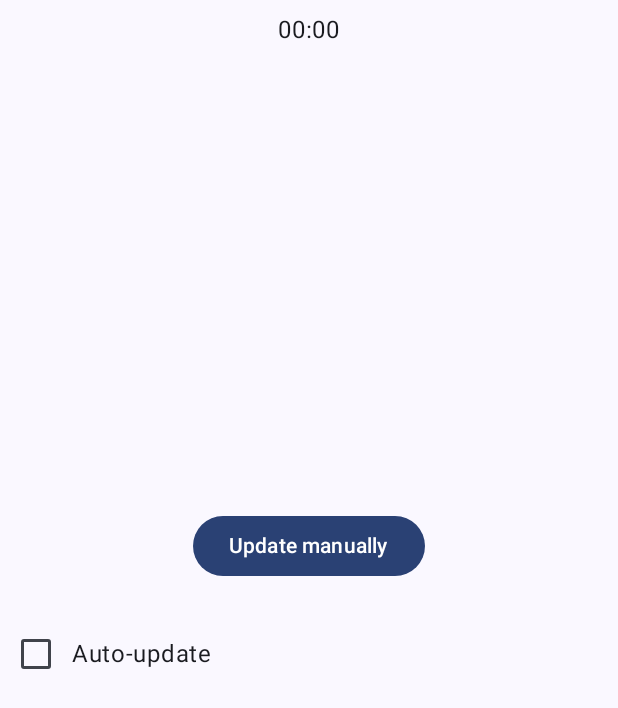
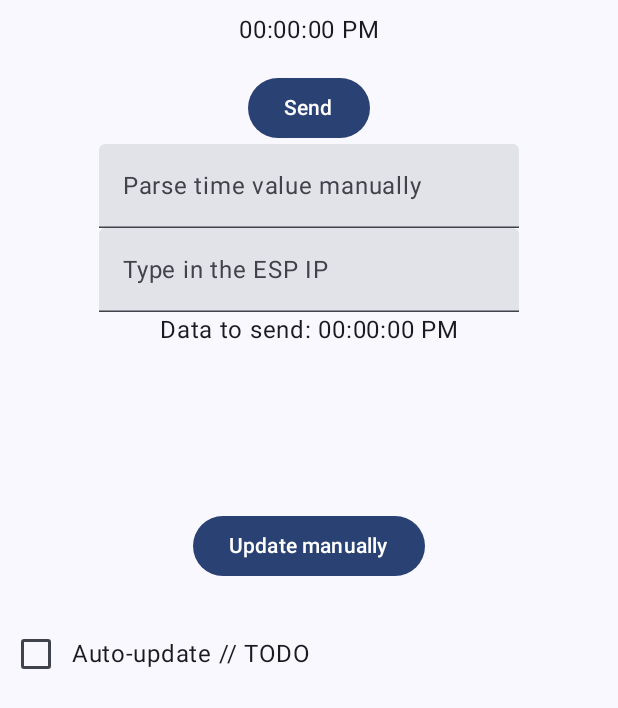
Before and after one commit to hubklo212/Design-Lab, an Android app built with Jetpack Compose: the screen it shows after launch (MainActivity), on a phone screen of 412 x 824 dp. Shown: the top 708 px of the screen. Run offline under Robolectric (Android 15) with nearby library versions, the phone set to English and light mode, and no system bars.

Commit message:
version 0.9 almost final version of the project

```diff
--- a/app/build.gradle.kts
+++ b/app/build.gradle.kts
@@ -52,13 +52,17 @@ android {
 
 dependencies {
 
+    // Retrofit - API control
     implementation("com.squareup.retrofit2:retrofit:2.9.0")
     implementation("com.squareup.retrofit2:converter-gson:2.9.0")
     implementation("com.squareup.okhttp3:okhttp:4.11.0")
     implementation("com.squareup.okhttp3:logging-interceptor:4.10.0")
+    implementation("org.eclipse.paho:org.eclipse.paho.client.mqttv3:1.2.5")
+    implementation("org.eclipse.paho:org.eclipse.paho.android.service:1.1.1")
 
 
-    // FusedLocationProvider
+
+    // FusedLocationProvider - for localisation fetching purposes
     implementation("com.google.android.gms:play-services-location:18.0.0")
 
     implementation("androidx.core:core-ktx:1.9.0")
--- a/app/src/main/AndroidManifest.xml
+++ b/app/src/main/AndroidManifest.xml
@@ -15,7 +15,10 @@
         android:roundIcon="@mipmap/ic_launcher_round"
         android:supportsRtl="true"
         android:theme="@style/Theme.SunsetLED"
-        tools:targetApi="31">
+        tools:targetApi="31"
+
+        android:usesCleartextTraffic="true">
+
         <activity
             android:name=".MainActivity"
             android:exported="true"
--- a/app/src/main/java/com/hubklo212/sunsetled/MainActivity.kt
+++ b/app/src/main/java/com/hubklo212/sunsetled/MainActivity.kt
@@ -1,20 +1,40 @@
 package com.hubklo212.sunsetled
+/*
+ * File: MainActivity.kt
+ * Author: hubklo212
+ * Date: Dec 2023
+ * Description: ViewModel class responsible for managing sunset information
+ *              powered by SunriseSunset.io. It communicates with the Repository to fetch sunset
+ *              data and exposes the results through a MutableStateFlow. The ViewModel also handles
+ *              UI interactions and updates using Compose.
+ */
+
 
 import android.os.Bundle
+import android.util.Log
 import android.widget.Toast
 import androidx.activity.ComponentActivity
 import androidx.activity.compose.setContent
 import androidx.activity.viewModels
 import androidx.compose.foundation.layout.Arrangement
+import androidx.compose.foundation.layout.Column
 import androidx.compose.foundation.layout.Row
+import androidx.compose.foundation.layout.Spacer
 import androidx.compose.foundation.layout.fillMaxSize
+import androidx.compose.foundation.layout.height
 import androidx.compose.foundation.layout.padding
+import androidx.compose.material3.Button
 import androidx.compose.material3.CircularProgressIndicator
 import androidx.compose.material3.MaterialTheme
 import androidx.compose.material3.Surface
 import androidx.compose.material3.Text
 import androidx.compose.runtime.LaunchedEffect
 import androidx.compose.runtime.collectAsState
+import androidx.compose.runtime.getValue
+import androidx.compose.runtime.mutableStateOf
+import androidx.compose.runtime.remember
+import androidx.compose.runtime.setValue
+import androidx.compose.ui.Alignment
 import androidx.compose.ui.Modifier
 import androidx.compose.ui.platform.LocalContext
 import androidx.compose.ui.unit.dp
@@ -29,15 +49,18 @@ import kotlinx.coroutines.flow.collectLatest
 
 class MainActivity : ComponentActivity() {
 
+    // Initialization of SunsetViewModel with Retrofit-backed Repository using viewModels delegate.
+    @Suppress("UNCHECKED_CAST")
     private val mainVm by viewModels<SunsetViewModel>(factoryProducer = {
-        object: ViewModelProvider.Factory{
+        object : ViewModelProvider.Factory {
             override fun <T : ViewModel> create(modelClass: Class<T>): T {
                 return SunsetViewModel(RepositoryImpl(RetrofitInstance.api))
-                    as T
+                        as T
             }
         }
     })
 
+    // Handling location services
     lateinit var fusedLocationProviderClient: FusedLocationProviderClient
 
     override fun onCreate(savedInstanceState: Bundle?) {
@@ -50,9 +73,12 @@ class MainActivity : ComponentActivity() {
                     modifier = Modifier.fillMaxSize(),
                     color = MaterialTheme.colorScheme.background
                 ) {
-                    //Instrukcja()
+                    // Button click triggers location fetch and SunsetViewModel update
                     mainVm.UpdateButton {
-                        LocationUtils.fetchLocation(this, fusedLocationProviderClient) { latitude, longitude ->
+                        LocationUtils.fetchLocation(
+                            this,
+                            fusedLocationProviderClient
+                        ) { latitude, longitude ->
                             Toast.makeText(
                                 applicationContext,
                                 "$latitude $longitude",
@@ -60,31 +86,73 @@ class MainActivity : ComponentActivity() {
                             ).show()
                             mainVm.updateSunsetTime(latitude, longitude)
                         }
-
                     }
+                    // Collect and show error toast when triggered by SunsetViewModel
                     val sunsetTime = mainVm.sunset.collectAsState().value
                     val context = LocalContext.current
+                    var dataToSend = sunsetTime.results.sunset
+                    var espIP : String = "192.168.137.102"
+                    var parsedTime by remember { mutableStateOf("") }
+                    Column(
+                        horizontalAlignment = Alignment.CenterHorizontally,
+                        verticalArrangement = Arrangement.Top,
+                        modifier = Modifier.fillMaxSize()
+                    ) {
+                        Spacer(modifier = Modifier.height(48.dp))
+                        Button(
+                            onClick = {
+                                sendDataToESP(espIP, dataToSend) { result ->
+                                    // Handle the result as needed (e.g., update UI or show a toast)
+                                    Log.d("POST", "Result: $result")
+                                }
+                            }
+                        ) {
+                            Text(text = "Send")
+                        }
+                        mainVm.TextFieldWithLabelAndPlaceHolder { text ->
+                            parsedTime = text
+                        }
+                        dataToSend = if (parsedTime.isNotBlank()) {
+                            // Use the parsedTime if it's not blank
+                            parsedTime
+                        } else {
+                            // Use the original sunset time if parsedTime is blank
+                            sunsetTime.results.sunset
+                        }
+                        mainVm.TextFieldEspIP {text2 ->
+                            espIP = text2
+                        }
+                        Text(text = "Data to send: $dataToSend")
+                    }
 
-                    LaunchedEffect(key1 = mainVm.showErrorToastChannel){
+
+
+                    LaunchedEffect(key1 = mainVm.showErrorToastChannel) {
                         mainVm.showErrorToastChannel.collectLatest { show ->
                             if (show) {
                                 Toast.makeText(
-                                    context, "Error",Toast.LENGTH_SHORT
+                                    context,
+                                    "Error: couldn't get your localisation",
+                                    Toast.LENGTH_SHORT
                                 ).show()
                             }
 
                         }
                     }
+                    // Display loading indicator or sunset time based on availability
                     if (sunsetTime.results.sunset.isBlank()) {
                         Row(modifier = Modifier.fillMaxSize(),
-                            content ={
+                            horizontalArrangement = Arrangement.Center,
+                            content = {
                                 CircularProgressIndicator()
                             })
                     } else {
-                        Row(modifier = Modifier
-                            .padding(8.dp)
-                            .fillMaxSize(),
-                            horizontalArrangement = Arrangement.Center){
+                        Row(
+                            modifier = Modifier
+                                .padding(8.dp)
+                                .fillMaxSize(),
+                            horizontalArrangement = Arrangement.Center
+                        ) {
                             Text(text = sunsetTime.results.sunset)
                         }
                     }
--- a/app/src/main/java/com/hubklo212/sunsetled/data/Api.kt
+++ b/app/src/main/java/com/hubklo212/sunsetled/data/Api.kt
@@ -1,16 +1,25 @@
 package com.hubklo212.sunsetled.data
-
+/*
+ * File: Api.kt
+ * Author: hubklo212
+ * Date: Dec 2023
+ * Description: Retrofit API interface for communicating with an external service
+ *              to fetch sunset-related data. It defines a single endpoint for getting
+ *              sunset information based on latitude and longitude using the HTTP GET method.
+ */
 import com.hubklo212.sunsetled.data.model.GeneralInfo
 import retrofit2.http.GET
 import retrofit2.http.Query
 
 interface Api {
-//?lat={latitude}&lng={longitude}
-    @GET("json"/*?lat=50.0&lng=19.9*/)
+
+    // Example API request: https://api.sunrisesunset.io/json?lat=38.907192&lng=-77.036873
+    @GET("json")
     suspend fun getSunset(@Query("lat") latitude: Double,
                           @Query("lng") longitude: Double
     ): GeneralInfo
 
+    // Companion object holding the base URL for the API
     companion object {
         const val BASE_URL = "https://api.sunrisesunset.io/"
     }
--- a/app/src/main/java/com/hubklo212/sunsetled/data/Repository.kt
+++ b/app/src/main/java/com/hubklo212/sunsetled/data/Repository.kt
@@ -1,8 +1,15 @@
 package com.hubklo212.sunsetled.data
-
+/*
+ * File: Repository.kt
+ * Author: hubklo212
+ * Date: Dec 2023
+ * Description: Interface defining the contract for repositories handling sunset-related data.
+ *              It declares a single function (defined in RepositoryImpl.kt file)
+ *              to asynchronously fetch sunset time data as a Flow of RequestResult<GeneralInfo>.
+ */
 import com.hubklo212.sunsetled.data.model.GeneralInfo
 import kotlinx.coroutines.flow.Flow
 
 interface Repository {
-    suspend fun getSunsetTime(lat : Double, lng : Double): Flow<Result<GeneralInfo>>
+    suspend fun getSunsetTime(lat : Double, lng : Double): Flow<RequestResult<GeneralInfo>>
 }
--- a/app/src/main/java/com/hubklo212/sunsetled/presentation/SunsetViewModel.kt
+++ b/app/src/main/java/com/hubklo212/sunsetled/presentation/SunsetViewModel.kt
@@ -1,6 +1,14 @@
 package com.hubklo212.sunsetled.presentation
+/*
+ * File: SunsetViewModel.kt
+ * Author: hubklo212
+ * Date: Dec 2023
+ * Description: ViewModel class responsible for managing sunset information. It communicates
+ *              with the Repository to fetch sunset data and exposes the results through
+ *              a MutableStateFlow. The ViewModel also handles UI interactions and updates
+ *              using Compose.
+ */
 
-import android.util.Log
 import androidx.compose.foundation.layout.Arrangement
 import androidx.compose.foundation.layout.Column
 import androidx.compose.foundation.layout.Row
@@ -10,7 +18,9 @@ import androidx.compose.foundation.layout.fillMaxWidth
 import androidx.compose.foundation.layout.height
 import androidx.compose.material3.Button
 import androidx.compose.material3.Checkbox
+import androidx.compose.material3.ExperimentalMaterial3Api
 import androidx.compose.material3.Text
+import androidx.compose.material3.TextField
 import androidx.compose.runtime.Composable
 import androidx.compose.runtime.derivedStateOf
 import androidx.compose.runtime.getValue
@@ -19,11 +29,12 @@ import androidx.compose.runtime.remember
 import androidx.compose.runtime.setValue
 import androidx.compose.ui.Alignment
 import androidx.compose.ui.Modifier
+import androidx.compose.ui.text.input.TextFieldValue
 import androidx.compose.ui.unit.dp
 import androidx.lifecycle.ViewModel
 import androidx.lifecycle.viewModelScope
 import com.hubklo212.sunsetled.data.Repository
-import com.hubklo212.sunsetled.data.Result
+import com.hubklo212.sunsetled.data.RequestResult
 import com.hubklo212.sunsetled.data.model.GeneralInfo
 import com.hubklo212.sunsetled.data.model.Results
 import kotlinx.coroutines.channels.Channel
@@ -38,21 +49,23 @@ class SunsetViewModel(
     private val repository: Repository
 ): ViewModel() {
 
-    private val _sunset = MutableStateFlow<GeneralInfo>(GeneralInfo(Results(sunset = "00:00", timezone = "GMT+0")))
+    // MutableStateFlow to hold sunset information with initial default values
+    private val _sunset = MutableStateFlow(GeneralInfo(Results(sunset = "00:00:00 PM", timezone = "GMT+0")))
     val sunset = _sunset.asStateFlow()
 
+    // Channel for triggering the display of error toast messages in the UI
     private val _showErrorToastChannel = Channel<Boolean>(Channel.CONFLATED)
     val showErrorToastChannel = _showErrorToastChannel.receiveAsFlow()
 
+    // Function to update sunset information based on provided latitude and longitude
     fun updateSunsetTime(lat : Double, lng : Double){
         viewModelScope.launch {
             repository.getSunsetTime(lat, lng).collectLatest { result ->
-                Log.d("PROCESS_D","Collecting ${result}")
                 when(result){
-                    is Result.Error -> {
+                    is RequestResult.Error -> {
                         _showErrorToastChannel.send(true)
                     }
-                    is Result.Success -> {
+                    is RequestResult.Success -> {
                         result.data?.let{ sunset ->
                             _sunset.update { sunset }
                         }
@@ -61,6 +74,39 @@ class SunsetViewModel(
             }
         }
     }
+    @OptIn(ExperimentalMaterial3Api::class)
+    @Composable
+    fun TextFieldWithLabelAndPlaceHolder(onTextChange: (String) -> Unit) {
+        var text by remember { mutableStateOf(TextFieldValue("")) }
+
+        TextField(
+            value = text,
+            onValueChange = {
+                text = it
+                onTextChange(it.text)
+            },
+            label = { Text(text = "Parse time value manually") },
+            placeholder = { Text(text = "h:mm:ss aa - i.e. 11:47:23 PM") },
+        )
+
+    }
+    @OptIn(ExperimentalMaterial3Api::class)
+    @Composable
+    fun TextFieldEspIP(onTextChange: (String) -> Unit) {
+        var text2 by remember { mutableStateOf(TextFieldValue("")) }
+
+        TextField(
+            value = text2,
+            onValueChange = {
+                text2 = it
+                onTextChange(it.text)
+            },
+            label = { Text(text = "Type in the ESP IP") },
+            placeholder = { Text(text = "0.0.0.0") },
+        )
+
+    }
+    // Composable function for rendering an update button with auto-update checkbox
     @Composable
     fun UpdateButton(onClick: () -> Unit) {
         var isChecked by remember { mutableStateOf(false) }
@@ -73,12 +119,13 @@ class SunsetViewModel(
         ) {
             Button(
                 onClick = {
+                    // Trigger the provided onClick function only if the button is enabled
                     if (isButtonEnabled) {
                         onClick()
                     }
                 },
                 modifier = Modifier,
-                enabled = isButtonEnabled // przycisk staje sie szary, gdy jest fajka
+                enabled = isButtonEnabled // Button becomes grayed out when checkbox is checked.
             ) {
                 Text("Update manually")
             }
@@ -88,11 +135,13 @@ class SunsetViewModel(
                 verticalAlignment = Alignment.CenterVertically,
                 modifier = Modifier.fillMaxWidth()
             ) {
+                // Checkbox for enabling/disabling auto-update
+                /*TODO*/
                 Checkbox(
                     checked = isChecked,
                     onCheckedChange = { isChecked = it }
                 )
-                Text("Auto-update")
+                Text("Auto-update // TODO")
             }
             Spacer(modifier = Modifier.height(24.dp))
         }
```
Also changed, not shown: app/src/main/java/com/hubklo212/sunsetled/LocationUtils.kt (+20 -7 lines), app/src/main/java/com/hubklo212/sunsetled/RetrofitInstance.kt (+10 -0 lines), app/src/main/java/com/hubklo212/sunsetled/SendTimeToESP.kt (added, +60 -0 lines), app/src/main/java/com/hubklo212/sunsetled/data/RepositoryImpl.kt (+20 -6 lines), app/src/main/java/com/hubklo212/sunsetled/data/RequestResult.kt (added, +19 -0 lines), app/src/main/java/com/hubklo212/sunsetled/data/Result.kt (deleted, +0 -9 lines), app/src/main/java/com/hubklo212/sunsetled/data/model/GeneralInfo.kt (+6 -1 lines), app/src/main/java/com/hubklo212/sunsetled/data/model/Results.kt (+6 -1 lines), 4 other files.
